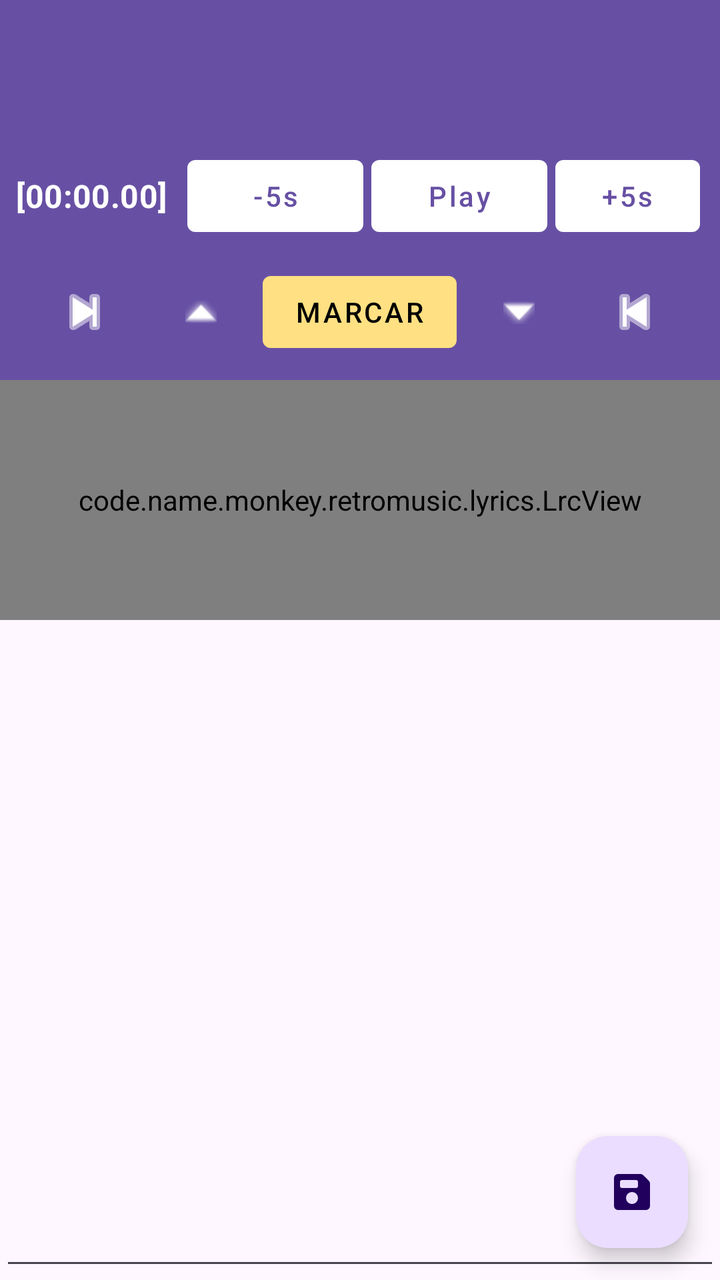
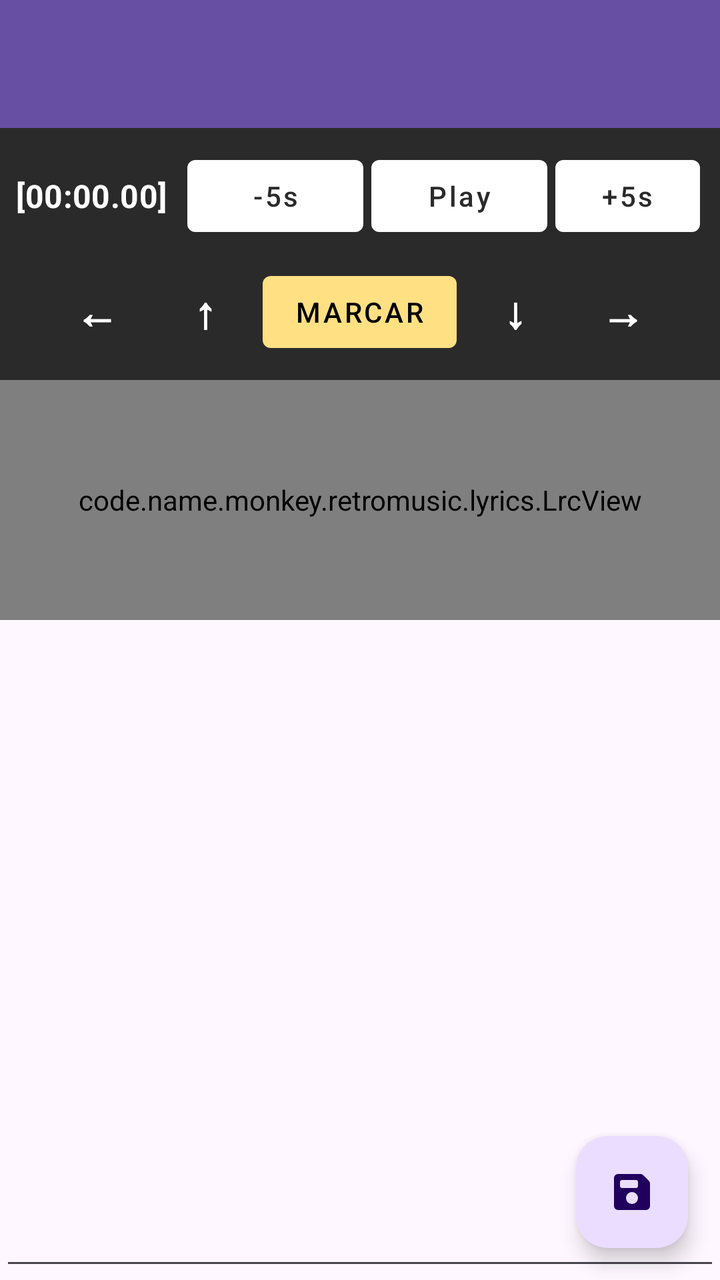

Before-and-after screenshots of an Android layout around one commit, followed by the original layout XML and the change that was made.
<!-- AndroidManifest.xml: application theme Theme.RetroMusic.FollowSystem -->
<!-- res/layout/fragment_lyrics.xml -->
<?xml version="1.0" encoding="utf-8"?>
<LinearLayout 
    xmlns:android="http://schemas.android.com/apk/res/android"
    xmlns:app="http://schemas.android.com/apk/res-auto"
    xmlns:tools="http://tools.android.com/tools"
    android:layout_width="match_parent"
    android:layout_height="match_parent"
    android:orientation="vertical"
    android:background="?android:attr/windowBackground"
    android:fitsSystemWindows="true">

    <com.google.android.material.appbar.MaterialToolbar
        android:id="@+id/toolbar"
        style="@style/Widget.MaterialComponents.Toolbar.Primary"
        android:layout_width="match_parent"
        android:layout_height="?attr/actionBarSize"
        android:background="?attr/colorPrimary" />

    <LinearLayout
        android:id="@+id/llSincroControls"
        android:layout_width="match_parent"
        android:layout_height="wrap_content"
        android:orientation="vertical"
        android:padding="8dp"
        android:background="?attr/colorPrimary">

        <LinearLayout
            android:layout_width="match_parent"
            android:layout_height="wrap_content"
            android:gravity="center"
            android:orientation="horizontal">

            <TextView
                android:id="@+id/tvCurrentTime"
                android:layout_width="wrap_content"
                android:layout_height="wrap_content"
                android:layout_marginEnd="8dp"
                android:text="[00:00.00]"
                android:textAppearance="@style/TextAppearance.MaterialComponents.Subtitle1"
                android:textColor="@android:color/white"
                android:textStyle="bold" />

            <com.google.android.material.button.MaterialButton
                android:id="@+id/btnRew"
                style="@style/Widget.MaterialComponents.Button.UnelevatedButton"
                android:layout_width="wrap_content"
                android:layout_height="wrap_content"
                android:layout_margin="2dp"
                android:textColor="?attr/colorPrimary"
                app:backgroundTint="@android:color/white"
                android:text="-5s" />

            <com.google.android.material.button.MaterialButton
                android:id="@+id/btnPlayPause"
                style="@style/Widget.MaterialComponents.Button.UnelevatedButton"
                android:layout_width="wrap_content"
                android:layout_height="wrap_content"
                android:layout_margin="2dp"
                android:textColor="?attr/colorPrimary"
                app:backgroundTint="@android:color/white"
                android:text="Play" />

            <com.google.android.material.button.MaterialButton
                android:id="@+id/btnFwd"
                style="@style/Widget.MaterialComponents.Button.UnelevatedButton"
                android:layout_width="wrap_content"
                android:layout_height="wrap_content"
                android:layout_margin="2dp"
                android:textColor="?attr/colorPrimary"
                app:backgroundTint="@android:color/white"
                android:text="+5s" />
        </LinearLayout>

        <LinearLayout
            android:layout_width="match_parent"
            android:layout_height="wrap_content"
            android:layout_marginTop="6dp"
            android:gravity="center"
            android:orientation="horizontal">

            <ImageButton
                android:id="@+id/btnLeft"
                android:layout_width="54dp"
                android:layout_height="40dp"
                android:layout_margin="2dp"
                android:background="?attr/selectableItemBackgroundBorderless"
                android:contentDescription="Izquierda"
                app:tint="@android:color/white"
                android:src="@android:drawable/ic_media_previous" 
                android:rotation="180" />

            <ImageButton
                android:id="@+id/btnUp"
                android:layout_width="54dp"
                android:layout_height="40dp"
                android:layout_margin="2dp"
                android:background="?attr/selectableItemBackgroundBorderless"
                android:contentDescription="Arriba"
                app:tint="@android:color/white"
                android:src="@android:drawable/arrow_up_float" />

            <com.google.android.material.button.MaterialButton
                android:id="@+id/btnMark"
                style="@style/Widget.MaterialComponents.Button.UnelevatedButton"
                android:layout_width="wrap_content"
                android:layout_height="wrap_content"
                android:layout_margin="2dp"
                android:textColor="@android:color/black"
                app:backgroundTint="#FFE082"
                android:text="MARCAR" />

            <ImageButton
                android:id="@+id/btnDown"
                android:layout_width="54dp"
                android:layout_height="40dp"
                android:layout_margin="2dp"
                android:background="?attr/selectableItemBackgroundBorderless"
                android:contentDescription="Abajo"
                app:tint="@android:color/white"
                android:src="@android:drawable/arrow_down_float" />

            <ImageButton
                android:id="@+id/btnRight"
                android:layout_width="54dp"
                android:layout_height="40dp"
                android:layout_margin="2dp"
                android:background="?attr/selectableItemBackgroundBorderless"
                android:contentDescription="Derecha"
                app:tint="@android:color/white"
                android:src="@android:drawable/ic_media_previous" />
        </LinearLayout>
    </LinearLayout>

    <code.name.monkey.retromusic.lyrics.LrcView
        android:id="@+id/lyricsView"
        android:layout_width="match_parent"
        android:layout_height="120dp"
        android:background="#1A000000"
        android:visibility="visible" />

    <FrameLayout
        android:layout_width="match_parent"
        android:layout_height="0dp"
        android:layout_weight="1">

        <androidx.core.widget.NestedScrollView
            android:layout_width="match_parent"
            android:layout_height="match_parent"
            android:fillViewport="true">

            <FrameLayout
                android:layout_width="match_parent"
                android:layout_height="wrap_content">

                <EditText
                    android:id="@+id/etLyrics"
                    android:layout_width="match_parent"
                    android:layout_height="match_parent"
                    android:gravity="top|start"
                    android:inputType="textMultiLine|textNoSuggestions"
                    android:padding="16dp"
                    android:scrollbars="vertical"
                    android:textAppearance="@style/TextAppearance.MaterialComponents.Body1"
                    tools:ignore="SpeakableTextPresentCheck" />

                <TextView
                    android:id="@+id/normalLyrics"
                    android:layout_width="match_parent"
                    android:layout_height="wrap_content"
                    android:lineSpacingMultiplier="1.2"
                    android:padding="16dp"
                    android:textAppearance="@style/TextAppearance.MaterialComponents.Body1"
                    android:visibility="gone" />

                <TextView
                    android:id="@+id/noLyricsFound"
                    android:layout_width="wrap_content"
                    android:layout_height="wrap_content"
                    android:layout_gravity="center"
                    android:text="@string/no_lyrics_found"
                    android:textAppearance="@style/TextAppearance.MaterialComponents.Subtitle1"
                    android:visibility="gone" />
            </FrameLayout>
        </androidx.core.widget.NestedScrollView>

        <com.google.android.material.floatingactionbutton.FloatingActionButton
            android:id="@+id/saveFab"
            android:layout_width="wrap_content"
            android:layout_height="wrap_content"
            android:layout_gravity="bottom|end"
            android:layout_margin="16dp"
            app:srcCompat="@drawable/ic_save"
            tools:ignore="SpeakableTextPresentCheck" />
    </FrameLayout>
</LinearLayout>
<!-- resources referenced by this layout -->
<resources>
  <string name="no_lyrics_found">No lyrics found</string>
  <style name="Theme.RetroMusic.FollowSystem" parent="Theme.RetroMusic.Base.Adaptive">
          <item name="android:windowBackground">?colorSurface</item>
      </style>
  <!-- drawable round_selector (drawable) -->
  <ripple xmlns:android="http://schemas.android.com/apk/res/android"
      android:color="?android:attr/colorControlHighlight">
  
      <item
          android:id="@android:id/mask"
          android:drawable="@drawable/round_selector_mask" />
  
  </ripple>
  <!-- drawable rect_selector (drawable) -->
  <?xml version="1.0" encoding="utf-8"?>
  <ripple xmlns:android="http://schemas.android.com/apk/res/android"
      android:color="?android:attr/colorControlHighlight">
  
      <item android:id="@android:id/mask">
          <shape>
              <corners android:radius="@dimen/m3_card_corner_radius" />
              <solid android:color="@color/md_green_500" />
          </shape>
      </item>
      <item>
          <selector>
              <item android:state_activated="true">
                  <shape>
                      <corners android:radius="@dimen/m3_card_corner_radius" />
                      <solid android:color="?android:attr/colorControlHighlight" />
                  </shape>
              </item>
          </selector>
      </item>
  </ripple>
  <style name="Widget.ActionButton.Overflow" parent="Widget.AppCompat.ActionButton.Overflow">
          <item name="android:contentDescription">@string/abc_action_menu_overflow_description</item>
      </style>
  <style name="MaterialAlertDialogTheme" parent="ThemeOverlay.Material3.MaterialAlertDialog" />
  <style name="MaterialButtonTheme" parent="Widget.Material3.Button">
          <item name="cornerRadius">6dp</item>
          <item name="iconGravity">textStart</item>
          <item name="iconTint">?attr/colorControlNormal</item>
          <item name="android:textColor">?android:attr/textColorPrimary</item>
          <item name="android:textAppearance">@style/TextViewNormal</item>
          <item name="android:textAllCaps">false</item>
          <item name="android:paddingTop">@dimen/button_padding_vertical</item>
          <item name="android:paddingBottom">@dimen/button_padding_vertical</item>
      </style>
  <style name="MaterialPopupMenuStyle" parent="Widget.Material3.PopupMenu">
          <item name="android:popupBackground">@drawable/popup_background</item>
      </style>
  <color name="elevationOverlay">@color/elevationOverlayLight</color>
  <!-- drawable popup_background (drawable) -->
  <?xml version="1.0" encoding="utf-8"?>
  <layer-list xmlns:android="http://schemas.android.com/apk/res/android">
      <item>
          <shape>
              <solid android:color="?attr/colorSurface" />
              <corners android:radius="20dp" />
          </shape>
      </item>
      <item>
          <shape>
              <solid android:color="@color/m3_popupmenu_overlay_color"/>
              <corners android:radius="20dp" />
              <padding
                  android:bottom="10dp"
                  android:top="10dp" />
          </shape>
      </item>
  </layer-list>
  <!-- drawable round_selector_mask (drawable) -->
  <?xml version="1.0" encoding="utf-8"?>
  <shape xmlns:android="http://schemas.android.com/apk/res/android"
      android:shape="oval">
      <solid android:color="@android:color/white" />
  </shape>
  <dimen name="m3_card_corner_radius">16dp</dimen>
  <color name="md_green_500">#4CAF50</color>
  <style name="TextViewNormal" parent="">
          <item name="android:textSize">14sp</item>
      </style>
  <dimen name="button_padding_vertical">10dp</dimen>
  <color name="elevationOverlayLight">@color/md_grey_500</color>
  <color name="md_grey_500">#9E9E9E</color>
  <!-- unchanged entries left out for length: 2 -->
</resources>

<!-- the commit's change to res/layout/fragment_lyrics.xml (unified diff, before → after) -->
@@ -22,7 +22,7 @@
         android:layout_height="wrap_content"
         android:orientation="vertical"
         android:padding="8dp"
-        android:background="?attr/colorPrimary">
+        android:background="#2A2A2A">
 
         <LinearLayout
             android:layout_width="match_parent"
@@ -46,7 +46,7 @@
                 android:layout_width="wrap_content"
                 android:layout_height="wrap_content"
                 android:layout_margin="2dp"
-                android:textColor="?attr/colorPrimary"
+                android:textColor="#2A2A2A"
                 app:backgroundTint="@android:color/white"
                 android:text="-5s" />
 
@@ -56,7 +56,7 @@
                 android:layout_width="wrap_content"
                 android:layout_height="wrap_content"
                 android:layout_margin="2dp"
-                android:textColor="?attr/colorPrimary"
+                android:textColor="#2A2A2A"
                 app:backgroundTint="@android:color/white"
                 android:text="Play" />
 
@@ -66,7 +66,7 @@
                 android:layout_width="wrap_content"
                 android:layout_height="wrap_content"
                 android:layout_margin="2dp"
-                android:textColor="?attr/colorPrimary"
+                android:textColor="#2A2A2A"
                 app:backgroundTint="@android:color/white"
                 android:text="+5s" />
         </LinearLayout>
@@ -78,26 +78,33 @@
             android:gravity="center"
             android:orientation="horizontal">
 
-            <ImageButton
+            <TextView
                 android:id="@+id/btnLeft"
-                android:layout_width="54dp"
-                android:layout_height="40dp"
-                android:layout_margin="2dp"
-                android:background="?attr/selectableItemBackgroundBorderless"
-                android:contentDescription="Izquierda"
-                app:tint="@android:color/white"
-                android:src="@android:drawable/ic_media_previous" 
-                android:rotation="180" />
-
-            <ImageButton
+                android:layout_width="50dp"
+                android:layout_height="40dp"
+                android:layout_margin="2dp"
+                android:background="?attr/selectableItemBackground"
+                android:clickable="true"
+                android:focusable="false"
+                android:gravity="center"
+                android:text="←"
+                android:textColor="@android:color/white"
+                android:textSize="22sp"
+                android:textStyle="bold" />
+
+            <TextView
                 android:id="@+id/btnUp"
-                android:layout_width="54dp"
-                android:layout_height="40dp"
-                android:layout_margin="2dp"
-                android:background="?attr/selectableItemBackgroundBorderless"
-                android:contentDescription="Arriba"
-                app:tint="@android:color/white"
-                android:src="@android:drawable/arrow_up_float" />
+                android:layout_width="50dp"
+                android:layout_height="40dp"
+                android:layout_margin="2dp"
+                android:background="?attr/selectableItemBackground"
+                android:clickable="true"
+                android:focusable="false"
+                android:gravity="center"
+                android:text="↑"
+                android:textColor="@android:color/white"
+                android:textSize="22sp"
+                android:textStyle="bold" />
 
             <com.google.android.material.button.MaterialButton
                 android:id="@+id/btnMark"
@@ -109,25 +116,33 @@
                 app:backgroundTint="#FFE082"
                 android:text="MARCAR" />
 
-            <ImageButton
+            <TextView
                 android:id="@+id/btnDown"
-                android:layout_width="54dp"
-                android:layout_height="40dp"
-                android:layout_margin="2dp"
-                android:background="?attr/selectableItemBackgroundBorderless"
-                android:contentDescription="Abajo"
-                app:tint="@android:color/white"
-                android:src="@android:drawable/arrow_down_float" />
-
-            <ImageButton
+                android:layout_width="50dp"
+                android:layout_height="40dp"
+                android:layout_margin="2dp"
+                android:background="?attr/selectableItemBackground"
+                android:clickable="true"
+                android:focusable="false"
+                android:gravity="center"
+                android:text="↓"
+                android:textColor="@android:color/white"
+                android:textSize="22sp"
+                android:textStyle="bold" />
+
+            <TextView
                 android:id="@+id/btnRight"
-                android:layout_width="54dp"
-                android:layout_height="40dp"
-                android:layout_margin="2dp"
-                android:background="?attr/selectableItemBackgroundBorderless"
-                android:contentDescription="Derecha"
-                app:tint="@android:color/white"
-                android:src="@android:drawable/ic_media_previous" />
+                android:layout_width="50dp"
+                android:layout_height="40dp"
+                android:layout_margin="2dp"
+                android:background="?attr/selectableItemBackground"
+                android:clickable="true"
+                android:focusable="false"
+                android:gravity="center"
+                android:text="→"
+                android:textColor="@android:color/white"
+                android:textSize="22sp"
+                android:textStyle="bold" />
         </LinearLayout>
     </LinearLayout>
 
